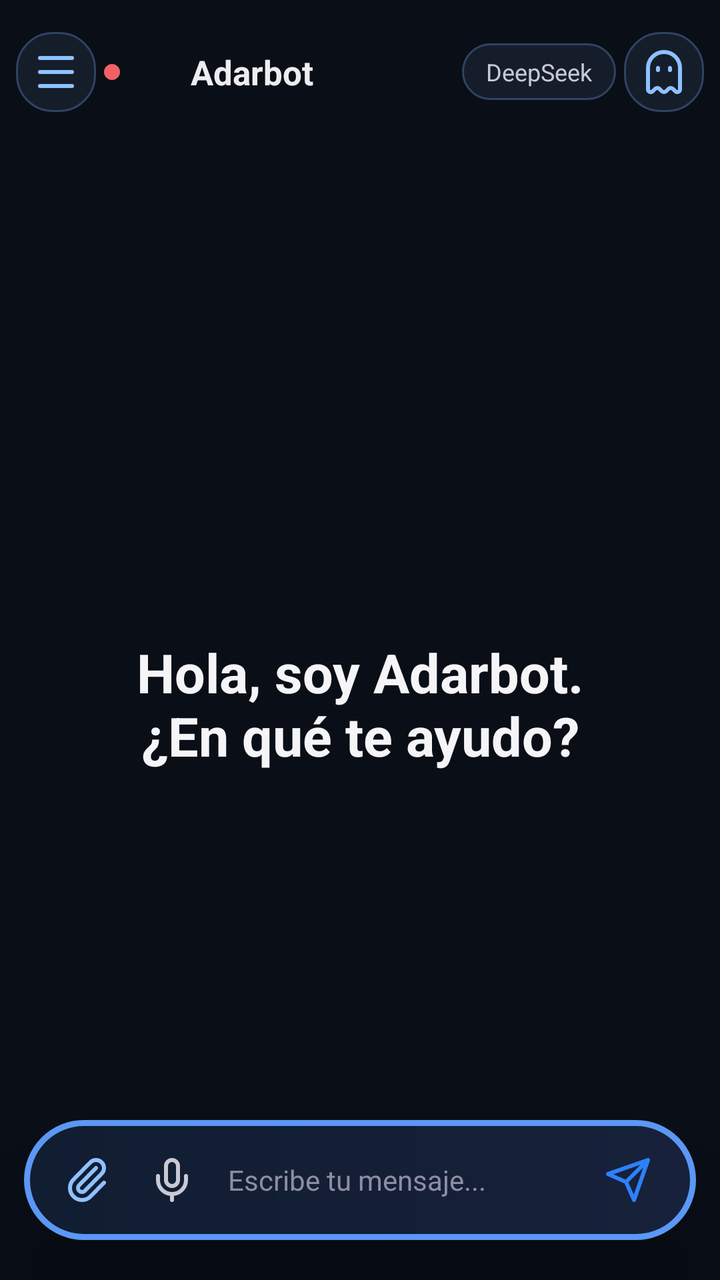
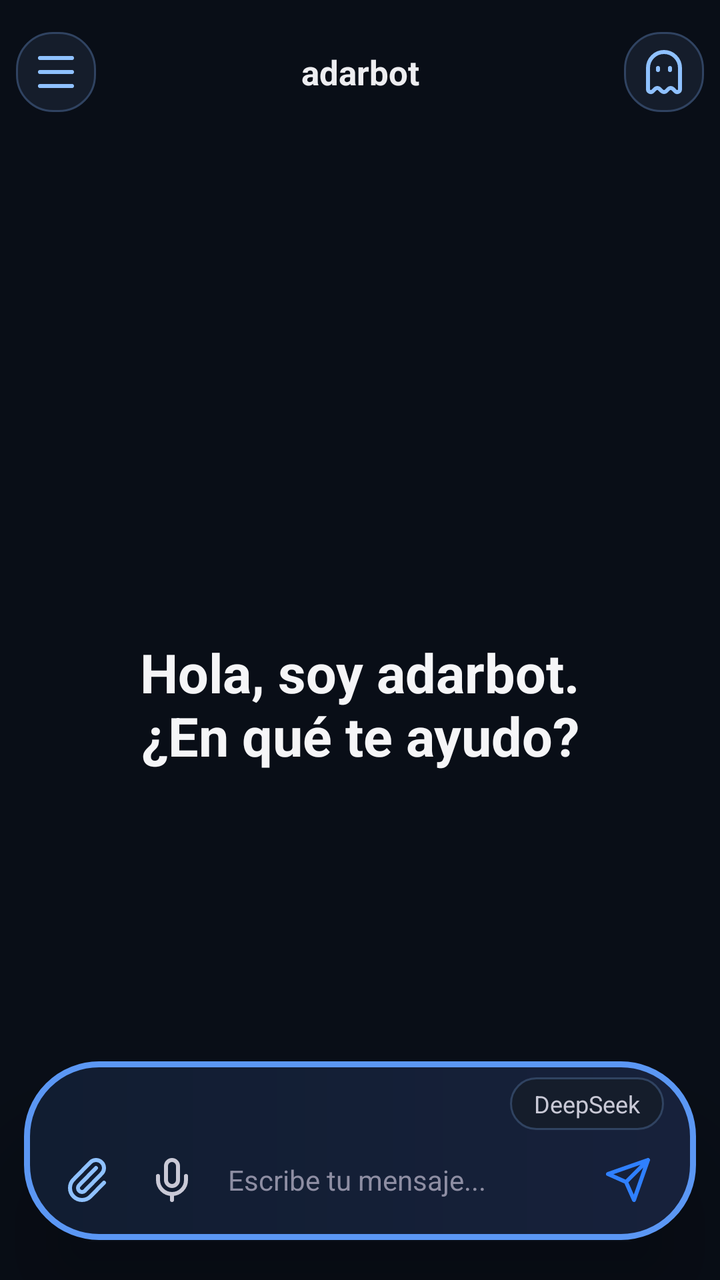

Before-and-after screenshots of an Android layout around one commit, followed by the original layout XML and the change that was made.
<!-- AndroidManifest.xml: activity theme Theme.NemotronVoiceIME -->
<!-- res/layout/activity_chat.xml -->
<?xml version="1.0" encoding="utf-8"?>
<FrameLayout xmlns:android="http://schemas.android.com/apk/res/android"
    android:layout_width="match_parent"
    android:layout_height="match_parent"
    android:background="#090E17">

    <LinearLayout
        android:layout_width="match_parent"
        android:layout_height="match_parent"
        android:orientation="vertical">

    <FrameLayout
        android:layout_width="match_parent"
        android:layout_height="wrap_content"
        android:paddingLeft="8dp"
        android:paddingTop="16dp"
        android:paddingRight="8dp"
        android:paddingBottom="8dp">

        <LinearLayout
            android:layout_width="wrap_content"
            android:layout_height="40dp"
            android:layout_gravity="start|center_vertical"
            android:gravity="center_vertical">
            <ImageButton
                android:id="@+id/btnMenuChat"
                android:layout_width="40dp"
                android:layout_height="40dp"
                android:background="@drawable/bg_chip"
                android:contentDescription="Abrir menú de chats"
                android:padding="8dp"
                android:src="@drawable/ic_menu"
                android:tint="#8FC1FF" />
            <ImageButton
                android:id="@+id/btnBack"
                android:layout_width="40dp"
                android:layout_height="40dp"
                android:background="?attr/selectableItemBackgroundBorderless"
                android:contentDescription="Volver"
                android:padding="8dp"
                android:src="@drawable/ic_back"
                android:tint="#EDEDF0"
                android:visibility="gone" />
            <View
                android:id="@+id/connectionDot"
                android:layout_width="8dp"
                android:layout_height="8dp"
                android:layout_gravity="center_vertical"
                android:layout_marginLeft="4dp"
                android:layout_marginRight="3dp"
                android:background="@drawable/bg_connection_offline" />
        </LinearLayout>

        <TextView
            android:id="@+id/convTitle"
            android:layout_width="match_parent"
            android:layout_height="wrap_content"
            android:layout_gravity="center"
            android:layout_marginLeft="56dp"
            android:layout_marginRight="112dp"
            android:autoSizeMaxTextSize="17sp"
            android:autoSizeMinTextSize="11sp"
            android:autoSizeStepGranularity="1sp"
            android:autoSizeTextType="uniform"
            android:ellipsize="end"
            android:gravity="center"
            android:maxLines="1"
            android:paddingLeft="4dp"
            android:text="Adarbot"
            android:textColor="#EDEDF0"
            android:textSize="17sp"
            android:textStyle="bold" />

        <LinearLayout
            android:layout_width="wrap_content"
            android:layout_height="40dp"
            android:layout_gravity="end|center_vertical"
            android:gravity="center_vertical">
            <TextView
                android:id="@+id/modelChip"
                android:layout_width="wrap_content"
                android:layout_height="wrap_content"
                android:background="@drawable/bg_chip"
                android:paddingLeft="12dp"
                android:paddingTop="6dp"
                android:paddingRight="12dp"
                android:paddingBottom="6dp"
                android:text="DeepSeek"
                android:textColor="#C9C9D6"
                android:textSize="12sp" />
            <ImageButton
                android:id="@+id/btnIncognitoHome"
                android:layout_width="40dp"
                android:layout_height="40dp"
                android:layout_marginLeft="4dp"
                android:background="@drawable/bg_chip"
                android:contentDescription="Nuevo chat incógnito"
                android:padding="9dp"
                android:src="@drawable/ic_ghost"
                android:tint="#8FC1FF" />
            <ImageButton
                android:id="@+id/btnDelete"
                android:layout_width="40dp"
                android:layout_height="40dp"
                android:background="?attr/selectableItemBackgroundBorderless"
                android:contentDescription="Eliminar conversacion"
                android:padding="10dp"
                android:src="@drawable/ic_trash"
                android:tint="#5A5A6E"
                android:visibility="gone" />
        </LinearLayout>
    </FrameLayout>

    <FrameLayout
        android:layout_width="match_parent"
        android:layout_height="0dp"
        android:layout_weight="1">
        <androidx.recyclerview.widget.RecyclerView
            android:id="@+id/recyclerMessages"
            android:layout_width="match_parent"
            android:layout_height="match_parent"
            android:clipToPadding="false"
            android:paddingBottom="112dp" />
        <TextView
            android:id="@+id/welcomeView"
            android:layout_width="match_parent"
            android:layout_height="wrap_content"
            android:layout_gravity="center"
            android:gravity="center"
            android:text="Hola, soy Adarbot.\n¿En qué te ayudo?"
            android:textColor="#F5F5F7"
            android:textSize="27sp"
            android:textStyle="bold" />
    </FrameLayout>

    </LinearLayout>

    
    <LinearLayout
        android:layout_width="match_parent"
        android:layout_height="wrap_content"
        android:layout_gravity="bottom"
        android:layout_marginLeft="12dp"
        android:layout_marginRight="12dp"
        android:layout_marginTop="14dp"
        android:layout_marginBottom="20dp"
        android:background="@drawable/bg_float_bar"
        android:elevation="24dp"
        android:translationZ="8dp"
        android:gravity="center_vertical"
        android:orientation="horizontal"
        android:paddingLeft="12dp"
        android:paddingTop="8dp"
        android:paddingRight="12dp"
        android:paddingBottom="8dp">

        <ImageButton
            android:id="@+id/btnAttach"
            android:layout_width="40dp"
            android:layout_height="44dp"
            android:background="@android:color/transparent"
            android:contentDescription="Adjuntar"
            android:padding="9dp"
            android:src="@drawable/ic_attach"
            android:tint="#8FC1FF" />

        <ImageButton
            android:id="@+id/btnMic"
            android:layout_width="44dp"
            android:layout_height="44dp"
            android:background="@android:color/transparent"
            android:contentDescription="Escribir por voz"
            android:padding="10dp"
            android:src="@drawable/ic_mic"
            android:tint="#C9C9D6" />

        <EditText
            android:id="@+id/inputField"
            android:layout_width="0dp"
            android:layout_height="44dp"
            android:layout_weight="1"
            android:layout_marginLeft="0dp"
            android:layout_marginRight="2dp"
            android:background="@android:color/transparent"
            android:hint="Escribe tu mensaje..."
            android:imeOptions="actionSend"
            android:importantForAutofill="no"
            android:inputType="text"
            android:maxLines="1"
            android:paddingLeft="6dp"
            android:paddingRight="6dp"
            android:textColor="#EDEDF0"
            android:textColorHint="#8E8EA3"
            android:textSize="14sp" />

        <ImageButton
            android:id="@+id/btnSend"
            android:layout_width="44dp"
            android:layout_height="44dp"
            android:background="@android:color/transparent"
            android:contentDescription="Enviar"
            android:padding="10dp"
            android:src="@drawable/ic_send"
            android:tint="#2F80FF" />
    </LinearLayout>
</FrameLayout>
<!-- resources referenced by this layout -->
<resources>
  <!-- drawable bg_chip (drawable) -->
  <shape xmlns:android="http://schemas.android.com/apk/res/android"
      android:shape="rectangle">
      <solid android:color="#151D2B" />
      <stroke android:width="1dp" android:color="#304361" />
      <corners android:radius="18dp" />
  </shape>
  <!-- drawable bg_connection_offline (drawable) -->
  <shape xmlns:android="http://schemas.android.com/apk/res/android" android:shape="oval"><solid android:color="#F06065" /></shape>
  <!-- drawable bg_float_bar (drawable) -->
  <shape xmlns:android="http://schemas.android.com/apk/res/android" android:shape="rectangle">
      <gradient android:angle="0" android:startColor="#111D31" android:endColor="#17213B" />
      <stroke android:width="3dp" android:color="#5B97F4" />
      <corners android:radius="36dp" />
  </shape>
  <!-- drawable ic_back (drawable) -->
  <vector xmlns:android="http://schemas.android.com/apk/res/android" android:width="24dp" android:height="24dp" android:viewportWidth="24" android:viewportHeight="24">
      <path android:fillColor="#00000000" android:strokeColor="#FFFFFFFF" android:strokeWidth="2" android:strokeLineCap="round" android:strokeLineJoin="round" android:pathData="M12,19L5,12L12,5M19,12L5,12" />
  </vector>
  <!-- drawable ic_menu (drawable) -->
  <vector xmlns:android="http://schemas.android.com/apk/res/android" android:width="24dp" android:height="24dp" android:viewportWidth="24" android:viewportHeight="24">
      <path android:fillColor="#00000000" android:strokeColor="#FFFFFFFF" android:strokeWidth="2" android:strokeLineCap="round" android:pathData="M4,5L20,5M4,12L20,12M4,19L20,19" />
  </vector>
  <!-- drawable ic_mic (drawable) -->
  <vector xmlns:android="http://schemas.android.com/apk/res/android" android:width="24dp" android:height="24dp" android:viewportWidth="24" android:viewportHeight="24">
      <path android:fillColor="#00000000" android:strokeColor="#FFFFFFFF" android:strokeWidth="2" android:strokeLineCap="round" android:strokeLineJoin="round" android:pathData="M12,19L12,22M19,10L19,12A7,7 0,0 1,5,12L5,10M9,5A3,3 0,0 1,15,5L15,12A3,3 0,0 1,9,12Z" />
  </vector>
  <!-- drawable ic_send (drawable) -->
  <vector xmlns:android="http://schemas.android.com/apk/res/android" android:width="24dp" android:height="24dp" android:viewportWidth="24" android:viewportHeight="24">
      <path android:fillColor="#00000000" android:strokeColor="#FFFFFFFF" android:strokeWidth="2" android:strokeLineCap="round" android:strokeLineJoin="round" android:pathData="M22,2L11,13M22,2L15,22L11,13L2,9Z" />
  </vector>
  <style name="Theme.NemotronVoiceIME" parent="Theme.Material3.DayNight.NoActionBar">
          <item name="colorPrimary">@color/accent</item>
          <item name="colorPrimaryVariant">@color/accent_dark</item>
          <item name="colorOnPrimary">@color/text_light</item>
          <item name="android:statusBarColor">@color/bg_primary</item>
      </style>
  <color name="accent">#76B900</color>
  <color name="accent_dark">#5A8C00</color>
  <color name="text_light">#FFFFFF</color>
  <color name="bg_primary">#1A1A2E</color>
  <!-- unchanged entries left out for length: 3 -->
</resources>

<!-- the commit's change to res/layout/activity_chat.xml (unified diff, before → after) -->
@@ -46,27 +46,21 @@
                 android:layout_width="8dp"
                 android:layout_height="8dp"
                 android:layout_gravity="center_vertical"
-                android:layout_marginLeft="4dp"
+                android:layout_marginLeft="8dp"
                 android:layout_marginRight="3dp"
+                android:translationX="56dp"
                 android:background="@drawable/bg_connection_offline" />
         </LinearLayout>
 
         <TextView
             android:id="@+id/convTitle"
-            android:layout_width="match_parent"
+            android:layout_width="220dp"
             android:layout_height="wrap_content"
             android:layout_gravity="center"
-            android:layout_marginLeft="56dp"
-            android:layout_marginRight="112dp"
-            android:autoSizeMaxTextSize="17sp"
-            android:autoSizeMinTextSize="11sp"
-            android:autoSizeStepGranularity="1sp"
-            android:autoSizeTextType="uniform"
             android:ellipsize="end"
             android:gravity="center"
             android:maxLines="1"
-            android:paddingLeft="4dp"
-            android:text="Adarbot"
+            android:text="adarbot"
             android:textColor="#EDEDF0"
             android:textSize="17sp"
             android:textStyle="bold" />
@@ -76,18 +70,6 @@
             android:layout_height="40dp"
             android:layout_gravity="end|center_vertical"
             android:gravity="center_vertical">
-            <TextView
-                android:id="@+id/modelChip"
-                android:layout_width="wrap_content"
-                android:layout_height="wrap_content"
-                android:background="@drawable/bg_chip"
-                android:paddingLeft="12dp"
-                android:paddingTop="6dp"
-                android:paddingRight="12dp"
-                android:paddingBottom="6dp"
-                android:text="DeepSeek"
-                android:textColor="#C9C9D6"
-                android:textSize="12sp" />
             <ImageButton
                 android:id="@+id/btnIncognitoHome"
                 android:layout_width="40dp"
@@ -127,13 +109,44 @@
             android:layout_height="wrap_content"
             android:layout_gravity="center"
             android:gravity="center"
-            android:text="Hola, soy Adarbot.\n¿En qué te ayudo?"
+            android:text="Hola, soy adarbot.\n¿En qué te ayudo?"
             android:textColor="#F5F5F7"
             android:textSize="27sp"
             android:textStyle="bold" />
     </FrameLayout>
 
     </LinearLayout>
+
+    <FrameLayout
+        android:id="@+id/chatAttachmentPreview"
+        android:layout_width="match_parent"
+        android:layout_height="96dp"
+        android:layout_gravity="bottom|center_horizontal"
+        android:layout_marginLeft="22dp"
+        android:layout_marginRight="22dp"
+        android:layout_marginBottom="112dp"
+        android:padding="4dp"
+        android:background="@drawable/bg_float_bar"
+        android:elevation="24dp"
+        android:visibility="gone">
+        <ImageView
+            android:id="@+id/chatAttachmentImage"
+            android:layout_width="match_parent"
+            android:layout_height="match_parent"
+            android:contentDescription="Vista previa del adjunto"
+            android:scaleType="centerCrop" />
+        <ImageButton
+            android:id="@+id/chatAttachmentRemove"
+            android:layout_width="32dp"
+            android:layout_height="32dp"
+            android:layout_gravity="top|end"
+            android:layout_margin="6dp"
+            android:background="@drawable/bg_assist_icon"
+            android:contentDescription="Quitar adjunto"
+            android:padding="7dp"
+            android:src="@drawable/ic_close"
+            android:tint="#FFFFFF" />
+    </FrameLayout>
 
     
     <LinearLayout
@@ -147,12 +160,33 @@
         android:background="@drawable/bg_float_bar"
         android:elevation="24dp"
         android:translationZ="8dp"
-        android:gravity="center_vertical"
-        android:orientation="horizontal"
+        android:gravity="end"
+        android:orientation="vertical"
         android:paddingLeft="12dp"
         android:paddingTop="8dp"
         android:paddingRight="12dp"
         android:paddingBottom="8dp">
+
+        <TextView
+            android:id="@+id/modelChip"
+            android:layout_width="wrap_content"
+            android:layout_height="wrap_content"
+            android:layout_marginRight="4dp"
+            android:layout_marginBottom="3dp"
+            android:background="@drawable/bg_chip"
+            android:paddingLeft="12dp"
+            android:paddingTop="5dp"
+            android:paddingRight="12dp"
+            android:paddingBottom="5dp"
+            android:text="DeepSeek"
+            android:textColor="#C9C9D6"
+            android:textSize="12sp" />
+
+        <LinearLayout
+            android:layout_width="match_parent"
+            android:layout_height="wrap_content"
+            android:gravity="center_vertical"
+            android:orientation="horizontal">
 
         <ImageButton
             android:id="@+id/btnAttach"
@@ -202,5 +236,6 @@
             android:padding="10dp"
             android:src="@drawable/ic_send"
             android:tint="#2F80FF" />
+        </LinearLayout>
     </LinearLayout>
 </FrameLayout>
<!-- resource entries referenced after the edit -->
@@ -1,5 +1,14 @@
 <!-- resources referenced by this layout -->
 <resources>
+  <!-- drawable bg_assist_icon (drawable) -->
+  <selector xmlns:android="http://schemas.android.com/apk/res/android">
+      <item android:state_pressed="true">
+          <shape android:shape="rectangle"><solid android:color="#1B3158" /><stroke android:width="1dp" android:color="#477BBF" /><corners android:radius="18dp" /></shape>
+      </item>
+      <item>
+          <shape android:shape="rectangle"><solid android:color="@android:color/transparent" /><corners android:radius="18dp" /></shape>
+      </item>
+  </selector>
   <!-- drawable bg_chip (drawable) -->
   <shape xmlns:android="http://schemas.android.com/apk/res/android"
       android:shape="rectangle">
@@ -18,6 +27,10 @@
   <!-- drawable ic_back (drawable) -->
   <vector xmlns:android="http://schemas.android.com/apk/res/android" android:width="24dp" android:height="24dp" android:viewportWidth="24" android:viewportHeight="24">
       <path android:fillColor="#00000000" android:strokeColor="#FFFFFFFF" android:strokeWidth="2" android:strokeLineCap="round" android:strokeLineJoin="round" android:pathData="M12,19L5,12L12,5M19,12L5,12" />
+  </vector>
+  <!-- drawable ic_close (drawable) -->
+  <vector xmlns:android="http://schemas.android.com/apk/res/android" android:width="24dp" android:height="24dp" android:viewportWidth="24" android:viewportHeight="24">
+      <path android:fillColor="#00000000" android:strokeColor="#FFFFFFFF" android:strokeWidth="2" android:strokeLineCap="round" android:pathData="M18,6L6,18M6,6L18,18" />
   </vector>
   <!-- drawable ic_menu (drawable) -->
   <vector xmlns:android="http://schemas.android.com/apk/res/android" android:width="24dp" android:height="24dp" android:viewportWidth="24" android:viewportHeight="24">
